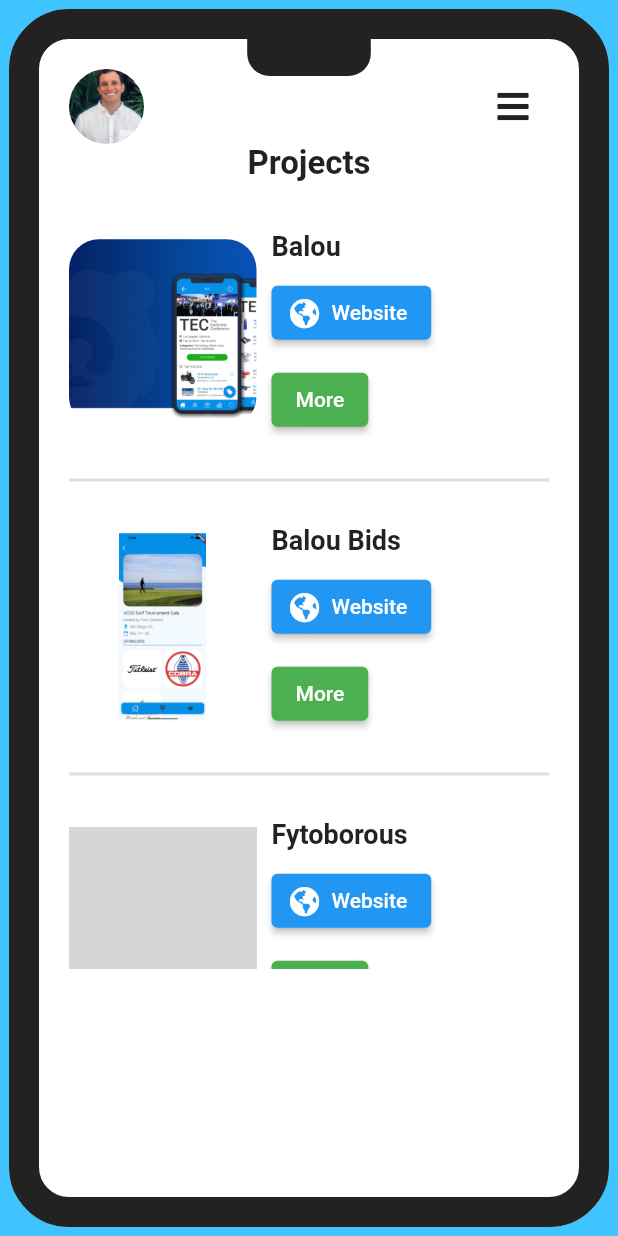
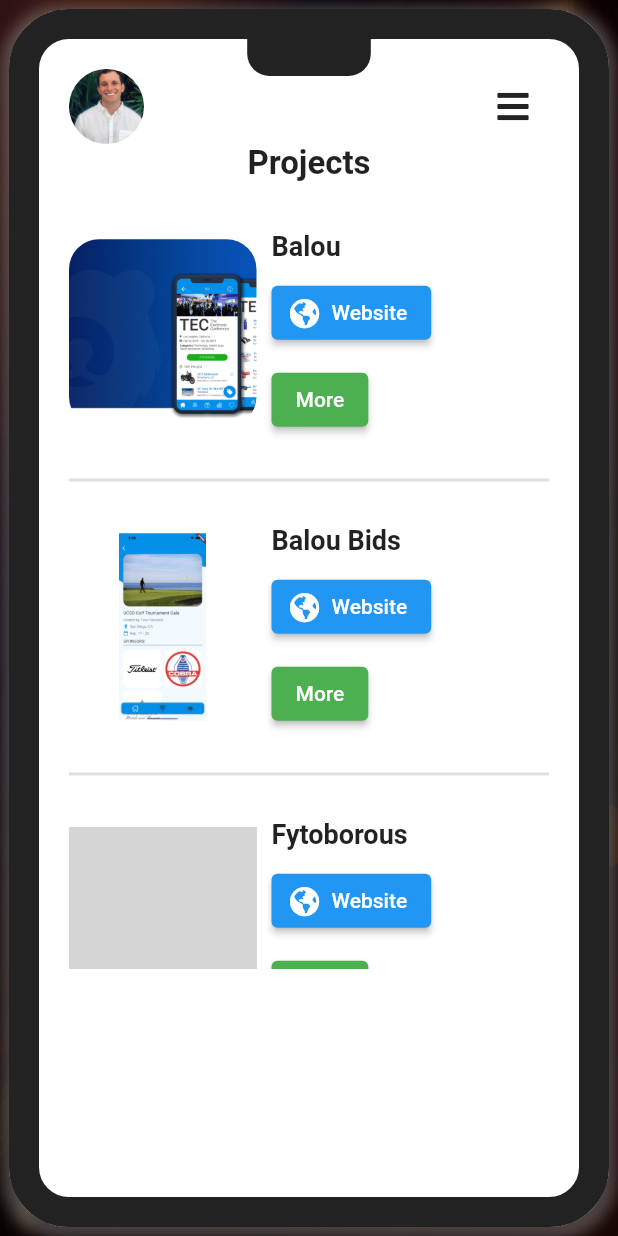
Before and after one commit to TravisBalou/tyats_web, a Flutter app: the screen it shows after launch, on a phone screen of 412 x 824 dp. Run offline on Flutter 3.47's test engine with Material 2 defaults, Android fonts, the phone set to English and light mode, and no system bars; our stand-ins replace firebase_analytics, firebase_core, font_awesome_flutter; missing offline and left inert: dart:html; accounts and stored records are empty; grey boxes are pictures that could not be loaded.

Commit message:
new background. alter findme buttons

```diff
--- a/lib/ui/home_screen.dart
+++ b/lib/ui/home_screen.dart
@@ -35,18 +35,35 @@ class _HomeScreenState extends State<HomeScreen> {
 
     PhoneSize _phoneSize = PhoneSize(width: _phoneWidth, height: _phoneHeight);
     return Scaffold(
-      backgroundColor: Colors.lightBlueAccent.shade200,
+      backgroundColor: Colors.black,
       body: Provider.value(
         value: PhoneSize(width: _phoneWidth, height: _phoneHeight),
         // create: (context) {
         //   return PhoneSize(width: _phoneWidth, height: _phoneHeight);
         // },
-        child: Center(
+        child: Stack(
+          children: [
+            Container(
+              height: MediaQuery.of(context).size.height,
+              child: Image.asset(
+                'assets/bkgrd.jpg',
+                fit: BoxFit.fitHeight,
+              ),
+            ),
+            Center(
               child: Container(
                 height: 812,
                 width: _phoneWidth,
                 clipBehavior: Clip.none,
                 decoration: ShapeDecoration(
+                  shadows: [
+                    BoxShadow(
+                      color: Colors.grey.withOpacity(0.4),
+                      spreadRadius: 5,
+                      blurRadius: 7,
+                      offset: Offset(0, 3), // changes position of shadow
+                    ),
+                  ],
                   color: Colors.white,
                   shape: RoundedRectangleBorder(
                     side: BorderSide(color: _phoneColor, width: 20),
@@ -102,6 +119,8 @@ class _HomeScreenState extends State<HomeScreen> {
                   ],
                 ),
               ),
+            ),
+          ],
         ),
       ),
     );
```
Also changed, not shown: lib/ui/phone_body/find_me/find_me_body.dart (+12 -14 lines), lib/ui/phone_body/find_me/find_me_item.dart (added, +60 -0 lines), assets/bkgrd.jpg (added). Lines whose indentation alone changed are shown as unchanged.
